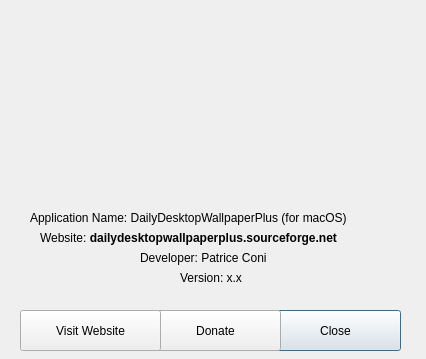
Qt form about.ui (codecopy/DailyDesktopWallpaperPlus_macOS) before a commit.
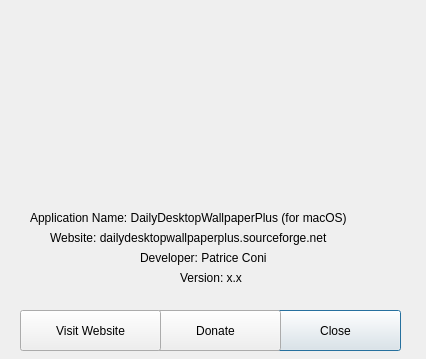
The same form after that commit. Icons and pictures are not drawn.

What changed in the file:
```diff
--- a/about.ui
+++ b/about.ui
@@ -51,14 +51,14 @@
   <widget class="QLabel" name="label_4">
    <property name="geometry">
     <rect>
-     <x>40</x>
+     <x>50</x>
      <y>230</y>
      <width>411</width>
      <height>16</height>
     </rect>
    </property>
    <property name="text">
-    <string>&lt;html&gt;&lt;head/&gt;&lt;body&gt;&lt;p&gt;Website: &lt;span style=&quot; font-weight:600;&quot;&gt;dailydesktopwallpaperplus.sourceforge.net&lt;/span&gt;&lt;/p&gt;&lt;/body&gt;&lt;/html&gt;</string>
+    <string>&lt;html&gt;&lt;head/&gt;&lt;body&gt;&lt;p&gt;Website: dailydesktopwallpaperplus.sourceforge.net&lt;/p&gt;&lt;/body&gt;&lt;/html&gt;</string>
    </property>
   </widget>
   <widget class="QLabel" name="label_3">
```
